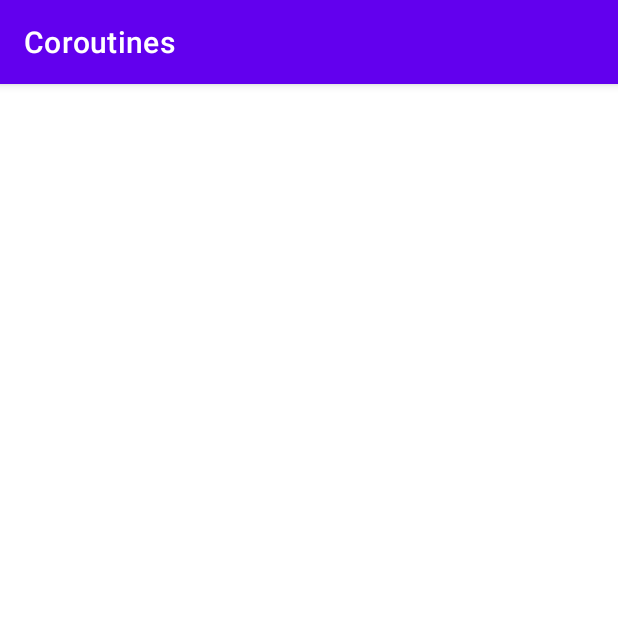
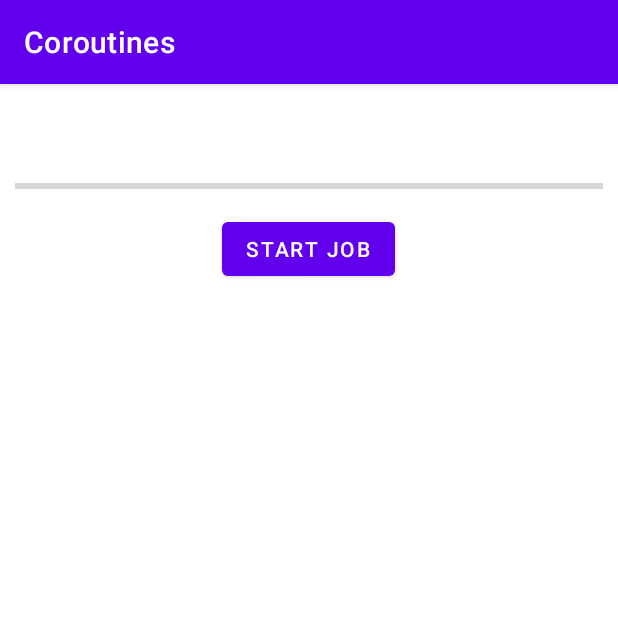
Before and after one commit to NomadCR34/CoroutineExample, an Android app: the screen it shows after launch (MainActivity before the commit, ActivityExample2 after it), on a phone screen of 412 x 824 dp, the top half of it. Run offline under Robolectric (Android 15) with nearby library versions, the phone set to English and light mode, and no system bars; our stand-ins replace data binding.

```diff
--- a/app/src/main/java/ir/aminr/coroutines/MainActivity.kt
+++ b/app/src/main/java/ir/aminr/coroutines/MainActivity.kt
@@ -9,7 +9,7 @@ import kotlinx.coroutines.*
 import kotlinx.coroutines.Dispatchers.IO
 import kotlin.coroutines.coroutineContext
 
-private const val TAG = "MYLOG"
+const val TAG = "MYLOG"
 
 class MainActivity : AppCompatActivity() {
 
--- /dev/null
+++ b/app/src/main/res/layout/activity_example2.xml
@@ -0,0 +1,55 @@
+<?xml version="1.0" encoding="utf-8"?>
+<layout>
+    <androidx.constraintlayout.widget.ConstraintLayout
+        xmlns:android="http://schemas.android.com/apk/res/android"
+        xmlns:tools="http://schemas.android.com/tools"
+        xmlns:app="http://schemas.android.com/apk/res-auto"
+        android:layout_width="match_parent"
+        android:layout_height="match_parent"
+        tools:context=".MainActivity"
+        android:padding="10dp">
+
+        <LinearLayout
+            android:layout_width="match_parent"
+            android:layout_height="wrap_content"
+            app:layout_constraintLeft_toLeftOf="parent"
+            app:layout_constraintRight_toRightOf="parent"
+            app:layout_constraintTop_toTopOf="parent"
+            android:layout_marginTop="50dp"
+            android:id="@+id/layout1"
+            android:orientation="vertical"
+            android:gravity="center"
+            app:layout_constraintVertical_chainStyle="packed"
+            >
+
+            <ProgressBar
+                android:layout_width="match_parent"
+                android:layout_height="wrap_content"
+                style="@style/Widget.AppCompat.ProgressBar.Horizontal"
+                android:id="@+id/job_progress_bar"
+                />
+
+            <Button
+                android:layout_width="wrap_content"
+                android:layout_height="wrap_content"
+                android:text="start Job"
+                android:id="@+id/job_button"
+                android:layout_marginTop="10dp"
+                />
+
+            <TextView
+                android:layout_width="wrap_content"
+                android:layout_height="wrap_content"
+                android:id="@+id/job_complete_text"
+                android:textColor="#000"
+                android:textSize="20sp"
+                android:layout_marginTop="20dp"
+                />
+
+        </LinearLayout>
+
+
+
+
+    </androidx.constraintlayout.widget.ConstraintLayout>
+</layout>
```
Also changed, not shown: app/src/main/AndroidManifest.xml (+9 -2 lines), app/src/main/java/ir/aminr/coroutines/ActivityExample2.kt (added, +92 -0 lines).
